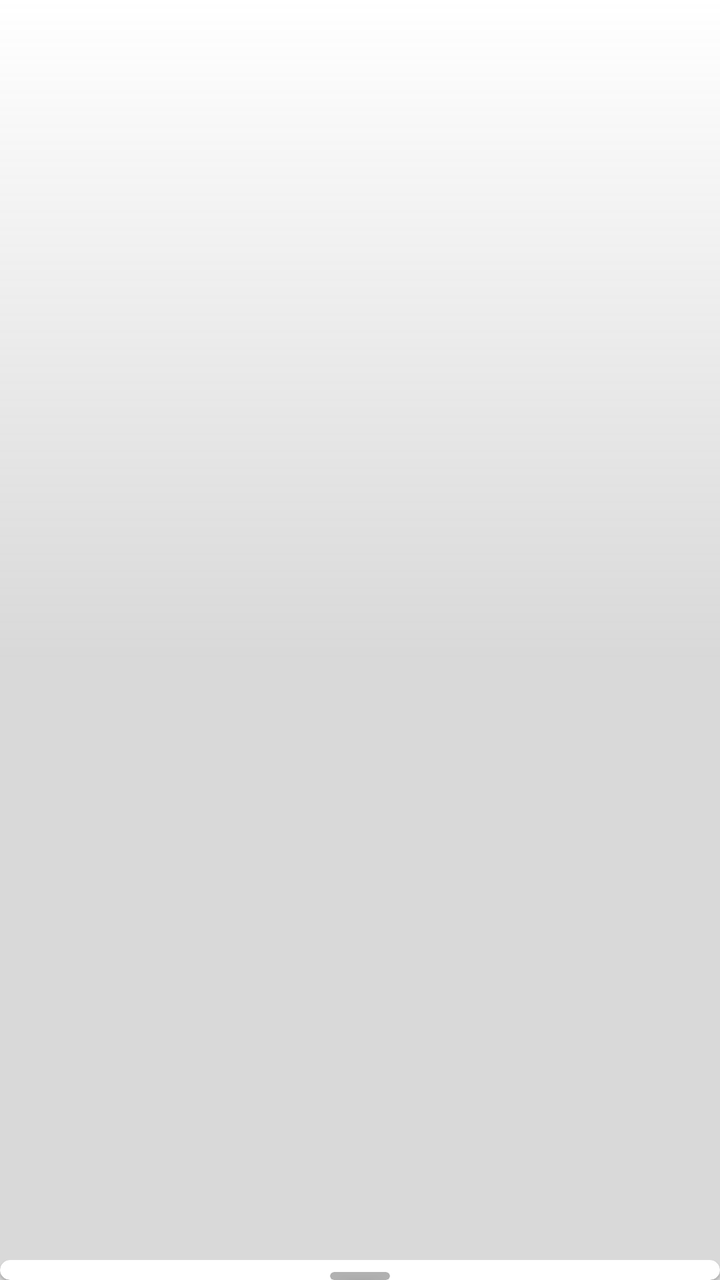
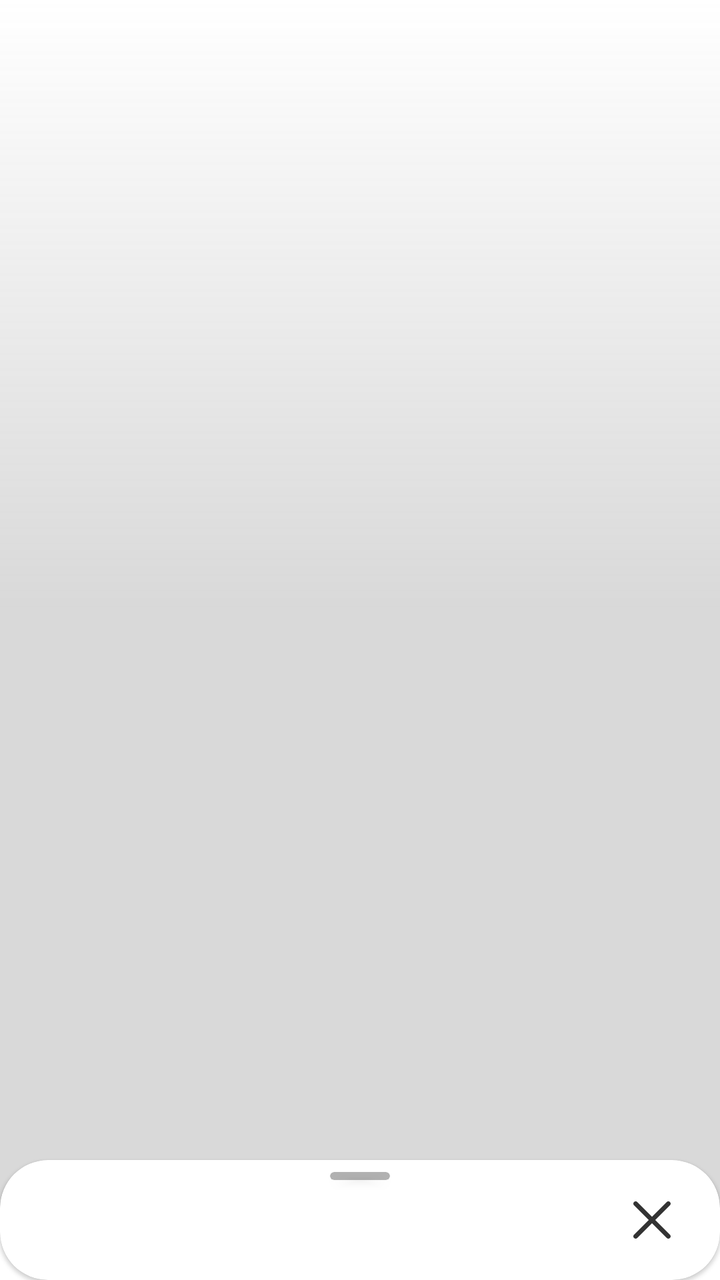

Two renders of the same Android screen: before a commit and after it. Below are the layout's source before the change and the commit's diff.
<!-- AndroidManifest.xml: another module's application theme Theme.NavBitDemo -->
<!-- res/layout/sheet.xml -->
<?xml version="1.0" encoding="utf-8"?>
<RelativeLayout
    xmlns:android="http://schemas.android.com/apk/res/android"
    xmlns:app="http://schemas.android.com/apk/res-auto"
    android:id="@+id/sheet_insets"
    android:layout_width="match_parent"
    android:layout_height="match_parent"
    android:elevation="4dp">

    <View
        android:id="@+id/background"
        android:layout_width="match_parent"
        android:layout_height="0dp"
        android:layout_alignParentTop="true"
        android:layout_marginBottom="-80dp"
        android:background="@drawable/sheet_background"
        android:layout_above="@id/sheet"/>

    <com.google.android.material.card.MaterialCardView
        android:id="@+id/sheet"
        android:layout_marginTop="50dp"
        android:layout_width="match_parent"
        android:layout_height="wrap_content"
        android:layout_alignParentBottom="true"
        android:background="@drawable/sheet"
        app:cardCornerRadius="24dp"
        app:cardBackgroundColor="@color/app_background">

        <FrameLayout
            android:layout_width="match_parent"
            android:layout_height="wrap_content"
            android:orientation="vertical">

            <androidx.cardview.widget.CardView
                android:id="@+id/sheet_line"
                android:layout_width="30dp"
                android:layout_height="4dp"
                android:layout_marginTop="6dp"
                app:cardCornerRadius="3dp"
                app:cardBackgroundColor="@color/black"
                android:alpha="0.3"
                android:layout_gravity="center_horizontal"/>

            <FrameLayout
                android:id="@+id/sheet_content_area"
                android:layout_width="match_parent"
                android:layout_height="wrap_content">

            </FrameLayout>
        </FrameLayout>
    </com.google.android.material.card.MaterialCardView>
</RelativeLayout>
<!-- resources referenced by this layout -->
<resources>
  <color name="app_background">#FFFFFF</color>
  <color name="black">#000000</color>
  <!-- drawable sheet (drawable) -->
  <?xml version="1.0" encoding="utf-8"?>
  <shape xmlns:android="http://schemas.android.com/apk/res/android">
      <corners
          android:topLeftRadius="24dp"
          android:topRightRadius="24dp"
          android:bottomLeftRadius="0dp"
          android:bottomRightRadius="0dp"/>
      <solid android:color="@android:color/white"/>
  </shape>
  <!-- drawable sheet_background (drawable) -->
  <?xml version="1.0" encoding="utf-8"?>
  <shape xmlns:android="http://schemas.android.com/apk/res/android">
      <gradient
          android:angle="-90"
          android:startColor="@android:color/transparent"
          android:centerColor="#4D808080"
          android:endColor="#4D808080"
          android:type="linear"/>
  </shape>
  <style name="Theme.NavBitDemo" parent="Theme.MaterialComponents.DayNight.NoActionBar">
          
          <item name="colorPrimary">@color/purple_500</item>
          <item name="colorPrimaryVariant">@color/purple_700</item>
          <item name="colorOnPrimary">@color/white</item>
          
          <item name="colorSecondary">@color/teal_200</item>
          <item name="colorSecondaryVariant">@color/teal_700</item>
          <item name="colorOnSecondary">@color/black</item>
          
          <item name="android:statusBarColor">?attr/colorPrimaryVariant</item>
          
          <item name="android:windowTranslucentNavigation">true</item>
      </style>
  <color name="purple_500">#FF6200EE</color>
  <color name="purple_700">#FF3700B3</color>
  <color name="white">#FFFFFFFF</color>
  <color name="teal_200">#FF03DAC5</color>
  <color name="teal_700">#FF018786</color>
</resources>

<!-- the commit's change to res/layout/sheet.xml (unified diff, before → after) -->
@@ -2,6 +2,7 @@
 <RelativeLayout
     xmlns:android="http://schemas.android.com/apk/res/android"
     xmlns:app="http://schemas.android.com/apk/res-auto"
+
     android:id="@+id/sheet_insets"
     android:layout_width="match_parent"
     android:layout_height="match_parent"
@@ -44,9 +45,20 @@
             <FrameLayout
                 android:id="@+id/sheet_content_area"
                 android:layout_width="match_parent"
-                android:layout_height="wrap_content">
+                android:layout_height="wrap_content"
+                android:paddingTop="16dp"/>
 
-            </FrameLayout>
+
+            <ImageView
+                android:id="@+id/bottomSheetClose"
+                android:layout_width="36dp"
+                android:layout_height="36dp"
+                android:padding="4dp"
+                android:layout_marginVertical="12dp"
+                android:layout_gravity="end"
+                android:layout_marginEnd="16dp"
+                android:src="@drawable/ic_close"
+                android:tint="@color/navigation_icons"/>
         </FrameLayout>
     </com.google.android.material.card.MaterialCardView>
 </RelativeLayout>
<!-- resource entries referenced after the edit -->
@@ -2,6 +2,14 @@
 <resources>
   <color name="app_background">#FFFFFF</color>
   <color name="black">#000000</color>
+  <color name="navigation_icons">#333333</color>
+  <!-- drawable ic_close (drawable) -->
+  <vector android:height="24dp" android:viewportHeight="48"
+      android:viewportWidth="48" android:width="24dp" xmlns:android="http://schemas.android.com/apk/res/android">
+      <path android:fillColor="#000000" android:fillType="nonZero"
+          android:pathData="M39.4142,11.4142C40.1953,10.6332 40.1953,9.3669 39.4142,8.5858C38.6332,7.8047 37.3669,7.8047 36.5858,8.5858L24,21.1711L11.4142,8.5858C10.6331,7.8047 9.3668,7.8047 8.5858,8.5858C7.8047,9.3669 7.8047,10.6332 8.5858,11.4142L21.1715,23.9995L8.5858,36.5848C7.8047,37.3658 7.8047,38.6321 8.5858,39.4132C9.3668,40.1943 10.6331,40.1943 11.4142,39.4133L24,26.8279L36.5858,39.4133C37.3669,40.1943 38.6332,40.1943 39.4142,39.4132C40.1953,38.6321 40.1953,37.3658 39.4142,36.5848L26.8285,23.9995L39.4142,11.4142Z"
+          android:strokeColor="#00000000" android:strokeWidth="1"/>
+  </vector>
   <!-- drawable sheet (drawable) -->
   <?xml version="1.0" encoding="utf-8"?>
   <shape xmlns:android="http://schemas.android.com/apk/res/android">
@@ -24,8 +32,8 @@
   </shape>
   <style name="Theme.NavBitDemo" parent="Theme.MaterialComponents.DayNight.NoActionBar">
           
-          <item name="colorPrimary">@color/purple_500</item>
-          <item name="colorPrimaryVariant">@color/purple_700</item>
+          <item name="colorPrimary">@android:color/transparent</item>
+          <item name="colorPrimaryVariant">@android:color/transparent</item>
           <item name="colorOnPrimary">@color/white</item>
           
           <item name="colorSecondary">@color/teal_200</item>
@@ -36,8 +44,6 @@
           
           <item name="android:windowTranslucentNavigation">true</item>
       </style>
-  <color name="purple_500">#FF6200EE</color>
-  <color name="purple_700">#FF3700B3</color>
   <color name="white">#FFFFFFFF</color>
   <color name="teal_200">#FF03DAC5</color>
   <color name="teal_700">#FF018786</color>
